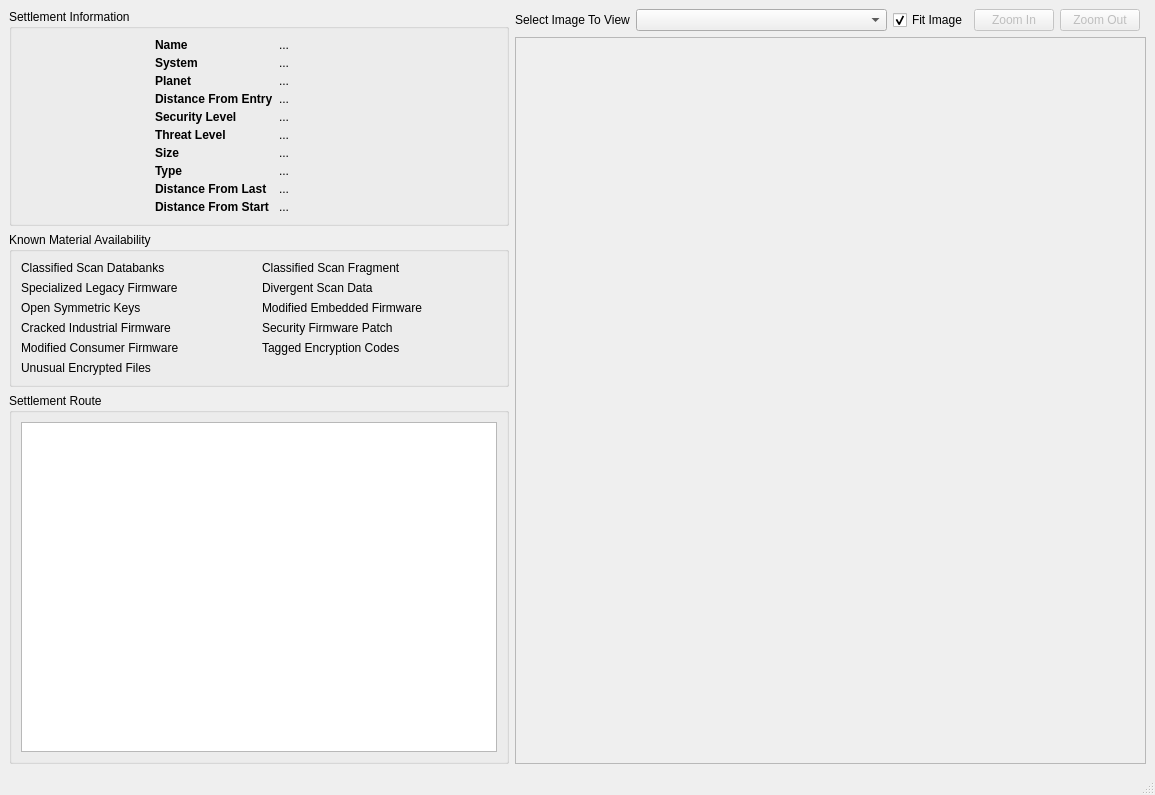
Before: the Qt Designer form src/RouteViewer.ui in neotron/EDPathFinder, drawn with Qt 5.
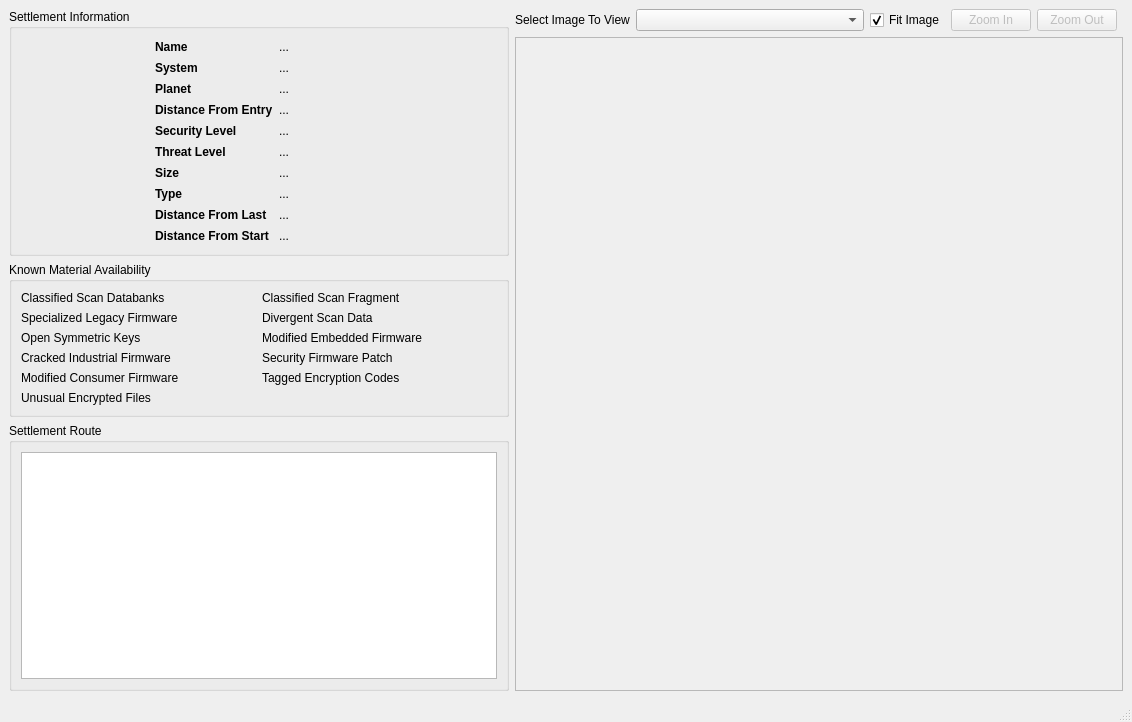
After: the same form once the commit is applied. Icons and pictures are not drawn. Custom widgets are drawn as their Qt base class.

What changed in the file:
```diff
--- a/src/RouteViewer.ui
+++ b/src/RouteViewer.ui
@@ -6,8 +6,8 @@
    <rect>
     <x>0</x>
     <y>0</y>
-    <width>1155</width>
-    <height>795</height>
+    <width>1132</width>
+    <height>722</height>
    </rect>
   </property>
   <property name="sizePolicy">
@@ -18,8 +18,8 @@
   </property>
   <property name="minimumSize">
    <size>
-    <width>1155</width>
-    <height>795</height>
+    <width>1132</width>
+    <height>722</height>
    </size>
   </property>
   <property name="windowTitle">
@@ -43,8 +43,8 @@
       </property>
       <property name="minimumSize">
        <size>
-        <width>450</width>
-        <height>0</height>
+        <width>500</width>
+        <height>247</height>
        </size>
       </property>
       <property name="maximumSize">
@@ -484,8 +484,8 @@
           <rect>
            <x>0</x>
            <y>0</y>
-           <width>617</width>
-           <height>684</height>
+           <width>594</width>
+           <height>611</height>
           </rect>
          </property>
         </widget>
@@ -709,7 +709,7 @@
          <property name="minimumSize">
           <size>
            <width>400</width>
-           <height>200</height>
+           <height>50</height>
           </size>
          </property>
          <property name="font">
```
Left out of the diff: 14 changed lines with no effect on the pictures.
